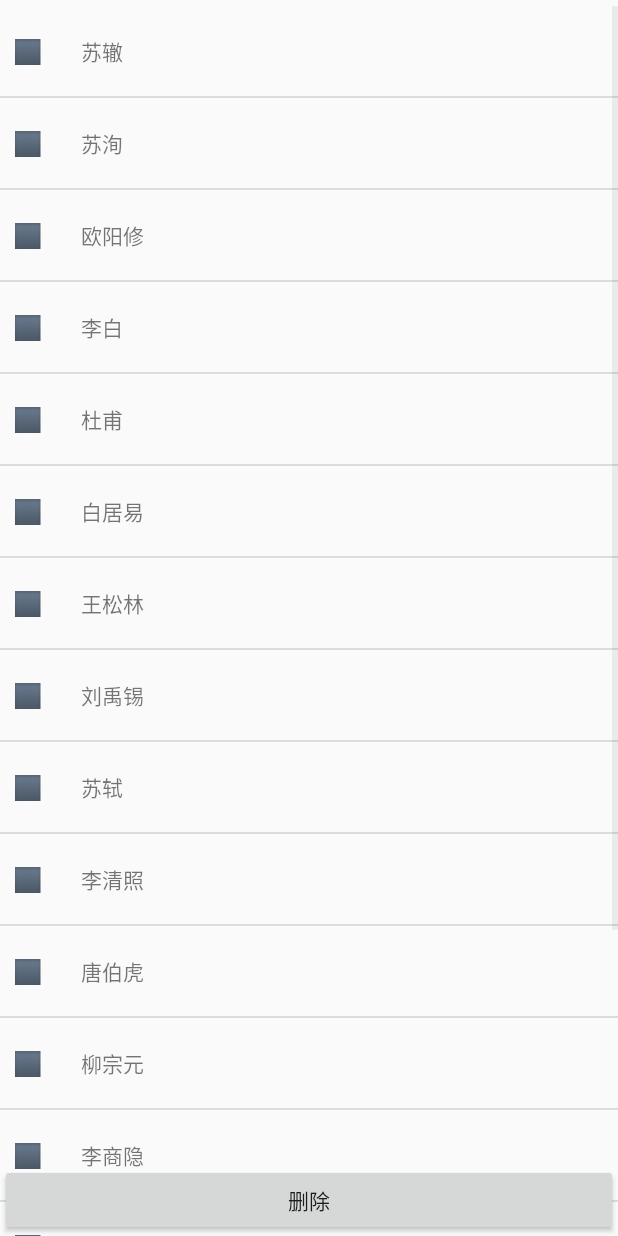
After one commit to lihang2256/software-engineering-newsAPP, an Android app: the FriendListActivity screen opened directly, with no data from a screen before it, on a phone screen of 412 x 824 dp. The commit adds this screen. Run offline under Robolectric (Android 15) with nearby library versions, the phone set to English and light mode, and no system bars.

Commit message:
friendlist

```diff
--- a/app/build.gradle
+++ b/app/build.gradle
@@ -35,6 +35,7 @@ dependencies {
 //    compile 'com.wuxiaolong.pullloadmorerecyclerview:library:1.1.2'
     // 图片浏览缩放控件
     compile 'com.github.chrisbanes:PhotoView:2.0.0'
+
     compile project(':library:InitActivity')
     compile project(':library:irecyclerview')
 
--- a/app/src/main/AndroidManifest.xml
+++ b/app/src/main/AndroidManifest.xml
@@ -42,7 +42,7 @@
         <activity android:name="com.example.newsAPP.activity.PhotoActivity" />
         <activity android:name="com.example.newsAPP.activity.ChannelManagerActivity" />
         <activity android:name="com.example.newsAPP.activity.SettingActivity" />
-
+        <activity android:name="com.example.newsAPP.activity.FriendListActivity" />
     </application>
 
 </manifest>
--- /dev/null
+++ b/app/src/main/java/com/example/newsAPP/activity/CollectionListActivity.java
@@ -0,0 +1,4 @@
+package com.example.newsAPP.activity;
+
+public class CollectionListActivity {
+}
--- /dev/null
+++ b/app/src/main/java/com/example/newsAPP/activity/FriendListActivity.java
@@ -0,0 +1,110 @@
+package com.example.newsAPP.activity;
+
+
+import java.util.ArrayList;
+import java.util.Collections;
+import java.util.List;
+
+import android.app.Activity;
+import android.os.Bundle;
+import android.view.Menu;
+import android.view.MenuItem;
+import android.view.View;
+import android.view.View.OnClickListener;
+import android.widget.Button;
+import android.widget.ListView;
+import com.example.newsAPP.R;
+import com.example.newsAPP.adapter.FriendListAdapter.ContentsDeleteListener;
+import com.example.newsAPP.adapter.FriendListAdapter;
+
+public class FriendListActivity extends Activity implements ContentsDeleteListener,OnClickListener{
+    private  ListView myLv;
+    private Button myDeleteBtn;
+    private FriendListAdapter myAdapter;
+    private String[] myContentsArray;
+    private List<String> myContentsList = new ArrayList<String>();
+    private List<String> mySelectedList = new ArrayList<String>();
+    @Override
+    protected void onCreate(Bundle savedInstanceState) {
+        super.onCreate(savedInstanceState);
+        setContentView(R.layout.activity_friend_list);
+        findById();
+
+        myContentsArray = this.getResources().getStringArray(R.array.my_contents);
+        if(myContentsArray != null){
+            Collections.addAll(myContentsList, myContentsArray);
+        }
+
+        myAdapter = new FriendListAdapter(this,myContentsList,this);
+        myLv.setAdapter(myAdapter);
+    }
+
+    private void findById(){
+        myLv = (ListView) this.findViewById(R.id.my_lv);
+        myDeleteBtn = (Button) this.findViewById(R.id.my_delete_btn);
+
+        myDeleteBtn.setOnClickListener(this);
+    }
+
+    @Override
+    public void onResume(){
+        super.onResume();
+    }
+    @Override
+    public boolean onCreateOptionsMenu(Menu menu) {
+
+        // Inflate the menu; this adds items to the action bar if it is present.
+        getMenuInflater().inflate(R.menu.main, menu);
+        return true;
+    }
+
+    @Override
+    public boolean onOptionsItemSelected(MenuItem item) {
+        // Handle action bar item clicks here. The action bar will
+        // automatically handle clicks on the Home/Up button, so long
+        // as you specify a parent activity in AndroidManifest.xml.
+        int id = item.getItemId();
+        if (id == R.id.action_settings) {
+            return true;
+        }
+        return super.onOptionsItemSelected(item);
+    }
+
+    /*
+     * 根据isChecked,给选择的List中添加或删除数据
+     * (non-Javadoc)
+     * @see com.example.slideandselectdeletedemo.MyAdapter.ContentsDeleteListener#contentsDeleteSelect(int, boolean)
+     */
+    @Override
+    public void contentsDeleteSelect(int position,boolean isChecked) {
+        if(isChecked){
+            mySelectedList.add(myContentsList.get(position));
+        }else{
+            mySelectedList.remove(myContentsList.get(position));
+        }
+    }
+
+    /*
+     * 删除指定位置的数据
+     * (non-Javadoc)
+     * @see com.example.slideandselectdeletedemo.MyAdapter.ContentsDeleteListener#contentDelete(int)
+     */
+    @Override
+    public void contentDelete(int position) {
+        // TODO Auto-generated method stub
+        myContentsList.remove(position);
+    }
+
+
+    @Override
+    public void onClick(View v) {
+        // TODO Auto-generated method stub
+        switch(v.getId()){
+            case R.id.my_delete_btn:
+                myContentsList.removeAll(mySelectedList);
+                myAdapter.updateView(myContentsList);
+                break;
+        }
+    }
+
+}
--- /dev/null
+++ b/app/src/main/java/com/example/newsAPP/adapter/FriendListAdapter.java
@@ -0,0 +1,260 @@
+package com.example.newsAPP.adapter;
+
+
+import java.util.HashMap;
+import java.util.List;
+import java.util.Map;
+import android.annotation.SuppressLint;
+import android.content.Context;
+import android.view.LayoutInflater;
+import android.view.MotionEvent;
+import android.view.View;
+import android.view.View.OnClickListener;
+import android.view.View.OnTouchListener;
+import android.view.animation.Animation;
+import android.view.animation.AnimationUtils;
+import android.view.ViewGroup;
+import android.widget.BaseAdapter;
+import android.widget.CheckBox;
+import android.widget.CompoundButton;
+import android.widget.CompoundButton.OnCheckedChangeListener;
+import android.widget.RelativeLayout;
+import android.widget.TextView;
+import com.example.newsAPP.R;
+
+@SuppressLint("UseSparseArrays")
+public class FriendListAdapter extends BaseAdapter {
+
+    private LayoutInflater mInflater;
+    private List<String> mContentsList;
+    private Context mContext;
+    private ContentsDeleteListener mContentsDeleteListener;
+    //设置滑动删除按钮是否显示
+    private Map<Integer, Integer> visibleDeleteTv;
+    //CheckBox选择和未选择
+    private Map<Integer, Boolean> selectCb;
+    //滑动后的X坐标点
+    private int mLastX = 0;
+//	private int mLastY = 0;
+
+    public FriendListAdapter(Context mContext, List<String> mContentsList, ContentsDeleteListener mContentsDeleteListener) {
+        this.mContext = mContext;
+        this.mContentsList = mContentsList;
+        this.mContentsDeleteListener = mContentsDeleteListener;
+        this.mInflater = (LayoutInflater) mContext
+                .getSystemService(Context.LAYOUT_INFLATER_SERVICE);
+
+        visibleDeleteTv = new HashMap<Integer, Integer>();
+        selectCb = new HashMap<Integer, Boolean>();
+
+        // 更新界面时,记录为 未选中和滑动删除按钮不可见
+        for (int i = 0; i < mContentsList.size(); i++) {
+            visibleDeleteTv.put(i, View.GONE);
+            selectCb.put(i, false);
+        }
+    }
+
+    public void updateView(List<String> mContentsList) {
+        this.mContentsList = mContentsList;
+        this.notifyDataSetChanged();
+    }
+
+    @Override
+    public int getCount() {
+        return mContentsList.size();
+    }
+
+    @Override
+    public Object getItem(int position) {
+        return mContentsList.get(position);
+    }
+
+    @Override
+    public long getItemId(int position) {
+        return position;
+    }
+
+    @Override
+    public View getView(final int position, View convertView, ViewGroup parent) {
+        final HolderView holderView;
+        if (convertView == null) {
+            holderView = new HolderView();
+            convertView = mInflater.inflate(R.layout.activity_friend_list_view,
+                    null);
+            holderView.listSelectCb = (CheckBox) convertView
+                    .findViewById(R.id.my_select_cb);
+            holderView.listContentTv = (TextView) convertView
+                    .findViewById(R.id.my_content_tv);
+            holderView.listDeleteTv = (TextView) convertView
+                    .findViewById(R.id.my_delete_tv);
+            holderView.listRl = (RelativeLayout) convertView
+                    .findViewById(R.id.my_rl);
+
+            convertView.setTag(holderView);
+        } else {
+            holderView = (HolderView) convertView.getTag();
+            if (holderView.listSelectCb.isChecked()) {
+                holderView.listSelectCb.setChecked(false);
+            }
+
+        }
+        // 显示内容
+        holderView.listContentTv.setText(mContentsList.get(position));
+
+        if (visibleDeleteTv != null) {
+            holderView.listDeleteTv
+                    .setVisibility(visibleDeleteTv.get(position));
+        }
+        if (selectCb != null) {
+            holderView.listSelectCb.setChecked(selectCb.get(position));
+            mContentsDeleteListener.contentsDeleteSelect(position,
+                    selectCb.get(position));
+        }
+
+        // 处理选择事件
+        holderView.listRl.setOnClickListener(new OnClickListener() {
+            @Override
+            public void onClick(View v) {
+                if (visibleDeleteTv.containsValue(View.VISIBLE)) {//可见时，再次单击设置不可见，未选中
+                    for (int i = 0; i < getCount(); i++) {
+                        visibleDeleteTv.put(i, View.GONE);
+                        selectCb.put(i, false);
+                        mContentsDeleteListener.contentsDeleteSelect(i, false);
+                    }
+                    notifyDataSetChanged();
+                } else {
+                    boolean isChecked = holderView.listSelectCb.isChecked() ? false : true;
+                    holderView.listSelectCb.setChecked(isChecked);
+
+                    mContentsDeleteListener.contentsDeleteSelect(position, isChecked);
+                }
+            }
+        });
+
+        holderView.listSelectCb
+                .setOnCheckedChangeListener(new OnCheckedChangeListener() {
+                    @Override
+                    public void onCheckedChanged(CompoundButton buttonView,
+                                                 boolean isChecked) {
+                        mContentsDeleteListener.contentsDeleteSelect(position,
+                                isChecked);
+                    }
+                });
+
+        holderView.listSelectCb.setOnClickListener(new OnClickListener() {
+
+            @Override
+            public void onClick(View v) {
+                if (visibleDeleteTv.containsValue(View.VISIBLE)) {
+                    for (int i = 0; i < getCount(); i++) {
+                        visibleDeleteTv.put(i, View.GONE);
+                        selectCb.put(i, false);
+                        mContentsDeleteListener.contentsDeleteSelect(i,
+                                false);
+                    }
+                    notifyDataSetChanged();
+                }
+            }
+        });
+
+        convertView.setOnTouchListener(new OnTouchListener() {
+
+            @Override
+            public boolean onTouch(View v, MotionEvent event) {
+                final Animation alpha = AnimationUtils.loadAnimation(mContext,
+                        R.anim.rotate_left);
+                int x = (int) event.getX();
+//				int y = (int) event.getY();
+                // Log.d(TAG, "x=" + x + "  y=" + y);
+                // press down
+                if (event.getAction() == MotionEvent.ACTION_DOWN) {
+                    alpha.cancel();
+                } else if (event.getAction() == MotionEvent.ACTION_MOVE) {
+                    alpha.cancel();
+                    int deltaX = mLastX - x;
+//					int deltaY = mLastY - y;
+                    // Log.d(TAG, "deltaX=" + deltaX + ",deltaY=" + deltaY);
+                    if (deltaX > 40) {//当滑动距离大于40时，显示该位置的删除按键
+                        for (int i = 0; i < getCount(); i++) {
+                            visibleDeleteTv.put(i, View.GONE);
+                            selectCb.put(i, false);
+                            mContentsDeleteListener.contentsDeleteSelect(i, false);
+                            if (i == position) {
+                                visibleDeleteTv.put(position, View.VISIBLE);
+                                selectCb.put(i, true);
+                                mContentsDeleteListener.contentsDeleteSelect(i, true);
+                                if (visibleDeleteTv.get(position) == View.VISIBLE) {
+                                    holderView.listDeleteTv
+                                            .startAnimation(alpha);
+                                }
+                            }
+                        }
+                        notifyDataSetChanged();
+                    }
+                    return true;
+                } else {// other
+                    alpha.cancel();
+
+                }
+                mLastX = x;
+//				mLastY = y;
+                return false;
+            }
+        });
+        holderView.listDeleteTv.setOnClickListener(new OnClickListener() {
+
+            @Override
+            public void onClick(View v) {
+                // Log.d(TAG, "onClick:position=" + position);
+                mContentsList.remove(position);
+                mContentsDeleteListener.contentDelete(position);
+                for (int i = 0; i < mContentsList.size(); i++) {
+                    visibleDeleteTv.put(i, View.GONE);
+                    selectCb.put(i, false);
+                    mContentsDeleteListener.contentsDeleteSelect(i, false);
+                }
+                notifyDataSetChanged();
+            }
+        });
+        return convertView;
+    }
+
+    public class HolderView {
+        public TextView listContentTv, listDeleteTv;
+        public CheckBox listSelectCb;
+        public RelativeLayout listRl;
+    }
+
+    public void setContentsDeleteListener(
+            ContentsDeleteListener mContentsDeleteListener) {
+        this.mContentsDeleteListener = mContentsDeleteListener;
+    }
+
+    /**
+     * 用于删除内容的接口
+     *
+     * @author liangming.deng
+     *
+     */
+    public interface ContentsDeleteListener {
+        /**
+         * 根据isChecked 选择和取消选择的指定位置
+         * @param position
+         * @param isChecked
+         */
+        public void contentsDeleteSelect(int position, boolean isChecked);
+        /**
+         * 删除指定位置内容
+         * @param position
+         */
+        public void contentDelete(int position);
+    }
+
+    public void setVisibleDeleteTv(Map<Integer, Integer> visibleDeleteTv) {
+        this.visibleDeleteTv = visibleDeleteTv;
+    }
+
+    public void setSelectCb(Map<Integer, Boolean> selectCb) {
+        this.selectCb = selectCb;
+    }
+}
--- /dev/null
+++ b/app/src/main/res/drawable/list_checkbox_selector.xml
@@ -0,0 +1,7 @@
+<?xml version="1.0" encoding="utf-8"?>
+<selector xmlns:android="http://schemas.android.com/apk/res/android" >
+    <item android:drawable="@drawable/my_list_check_box_bg_check" android:state_checked="true"></item>
+    <item android:drawable="@drawable/my_list_check_box_bg_check" android:state_selected="true"></item>
+    <item android:drawable="@drawable/my_list_check_box_bg_check" android:state_pressed="true"></item>
+    <item android:drawable="@drawable/my_list__check_box_bg"></item>
+</selector>
--- /dev/null
+++ b/app/src/main/res/layout/activity_collection_list.xml
@@ -0,0 +1,6 @@
+<?xml version="1.0" encoding="utf-8"?>
+<LinearLayout xmlns:android="http://schemas.android.com/apk/res/android"
+    android:orientation="vertical" android:layout_width="match_parent"
+    android:layout_height="match_parent">
+
+</LinearLayout>
--- /dev/null
+++ b/app/src/main/res/layout/activity_friend_list.xml
@@ -0,0 +1,24 @@
+<RelativeLayout xmlns:android="http://schemas.android.com/apk/res/android"
+    xmlns:tools="http://schemas.android.com/tools"
+    android:layout_width="match_parent"
+    android:layout_height="match_parent"
+    >
+    <Button
+        android:id="@+id/my_delete_btn"
+        android:layout_width="match_parent"
+        android:layout_height="wrap_content"
+        android:layout_alignParentBottom="true"
+        android:text="@string/delete"
+        />
+
+    <ListView
+        android:id="@+id/my_lv"
+        android:layout_width="match_parent"
+        android:layout_height="match_parent"
+        android:layout_above="@id/my_delete_btn"
+        android:layout_alignParentTop="true"
+        android:layout_marginTop="4dp"
+        android:layout_marginBottom="-52dp"
+        android:contentDescription="@string/member_list" />
+
+</RelativeLayout>
--- /dev/null
+++ b/app/src/main/res/layout/activity_friend_list_view.xml
@@ -0,0 +1,42 @@
+<?xml version="1.0" encoding="utf-8"?>
+<RelativeLayout xmlns:android="http://schemas.android.com/apk/res/android"
+    android:id="@+id/my_rl"
+    android:layout_width="match_parent"
+    android:layout_height="200dp" >
+
+    <CheckBox
+        android:id="@+id/my_select_cb"
+        android:layout_width="wrap_content"
+        android:layout_height="wrap_content"
+        android:layout_alignParentLeft="true"
+        android:layout_centerVertical="true"
+        android:layout_marginLeft="10dp"
+        android:background="@drawable/list_checkbox_selector"
+        android:button="@null" />
+
+    <TextView
+        android:id="@+id/my_content_tv"
+        android:layout_width="wrap_content"
+        android:layout_height="60dp"
+        android:layout_centerInParent="true"
+        android:layout_marginLeft="20dp"
+        android:layout_toRightOf="@id/my_select_cb"
+        android:gravity="center"
+        android:text="@string/delete" />
+
+    <TextView
+        android:id="@+id/my_delete_tv"
+        android:layout_width="80dp"
+        android:layout_height="wrap_content"
+        android:layout_alignParentRight="true"
+        android:layout_centerInParent="true"
+        android:layout_marginLeft="5dp"
+        android:clickable="true"
+        android:drawableLeft="@drawable/del_icon_normal"
+        android:gravity="center"
+        android:paddingLeft="10dp"
+        android:paddingRight="10dp"
+        android:text="@string/delete"
+        android:visibility="gone" />
+
+</RelativeLayout>
--- a/app/src/main/res/layout/fragment_about.xml
+++ b/app/src/main/res/layout/fragment_about.xml
@@ -15,4 +15,5 @@
         android:dividerHeight="1px"/>
 
 
+
 </LinearLayout>
--- /dev/null
+++ b/app/src/main/res/menu/main.xml
@@ -0,0 +1,11 @@
+<menu xmlns:android="http://schemas.android.com/apk/res/android"
+    xmlns:tools="http://schemas.android.com/tools"
+    tools:context="com.example.slidedeleteandselectdemo.MainActivity" >
+
+    <item
+        android:id="@+id/action_settings"
+        android:orderInCategory="100"
+        android:showAsAction="never"
+        android:title="@string/action_settings"/>
+
+</menu>
--- a/app/src/main/res/values/arrays.xml
+++ b/app/src/main/res/values/arrays.xml
@@ -3,7 +3,7 @@
 
     <string-array name="array_about_type">
         <item>我的信息</item>
-        <item>好友</item>
+        <item>好友列表</item>
         <item>设置</item>
         <item>关于App</item>
     </string-array>
@@ -22,4 +22,25 @@
         <item>3</item>
     </string-array>
 
+      <string-array name="my_contents">
+        <item>苏辙</item>
+        <item>苏洵</item>
+        <item>欧阳修</item>
+        <item>李白</item>
+        <item>杜甫</item>
+        <item>白居易</item>
+        <item>王松林</item>
+        <item>刘禹锡</item>
+        <item>苏轼</item>
+        <item>李清照</item>
+        <item>唐伯虎</item>
+        <item>柳宗元</item>
+        <item>李商隐</item>
+        <item>王勃</item>
+        <item>孟浩然</item>
+        <item>王之涣</item>
+        <item>王维</item>
+        <item>韩愈</item>
+    </string-array>
+
 </resources>
--- a/app/src/main/res/values/strings.xml
+++ b/app/src/main/res/values/strings.xml
@@ -7,6 +7,12 @@
     <string name="video_fragment">视频</string>
     <string name="comment_fragment">动态</string>
     <string name="about_fragment">我</string>
+
+    <string name="action_settings">Settings</string>
+    <string name="member_list">成员列表</string>
+    <string name="delete">删除</string>
+
+
 
     <string name="default_text">会武术谁都挡不住——感受进化的力量，哇哈哈哈啊哈</string>
     <string name="source_news_text">网易</string>
```
Also changed, not shown: app/src/main/java/com/example/newsAPP/fragment/AboutFragment.java (+21 -14 lines), app/src/main/res/anim/rotate_left.xml (added, +10 -0 lines), app/src/main/res/drawable-xhdpi/del_icon_normal.png (added), app/src/main/res/drawable-xhdpi/my_list__check_box_bg.png (added), app/src/main/res/drawable-xhdpi/my_list_check_box_bg_check.png (added).
